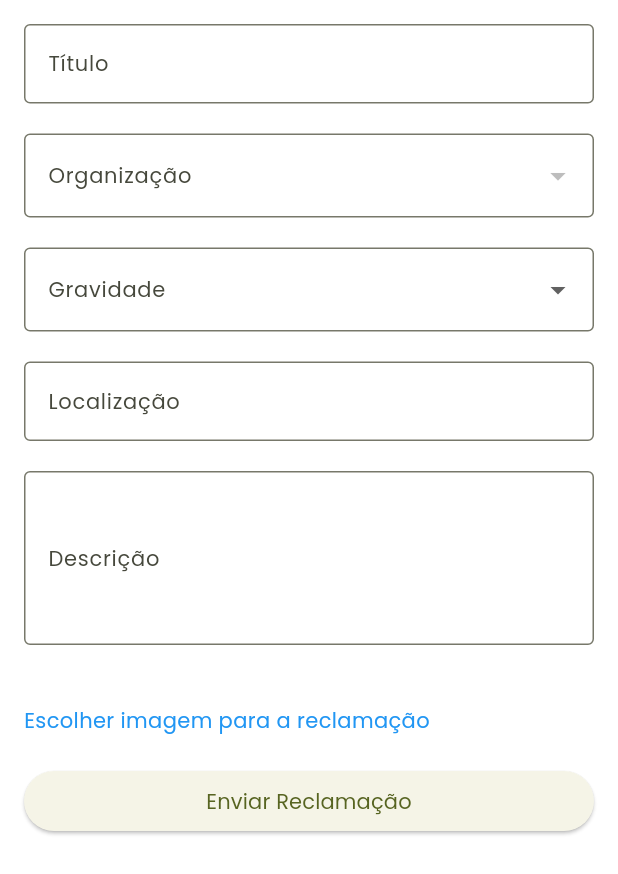
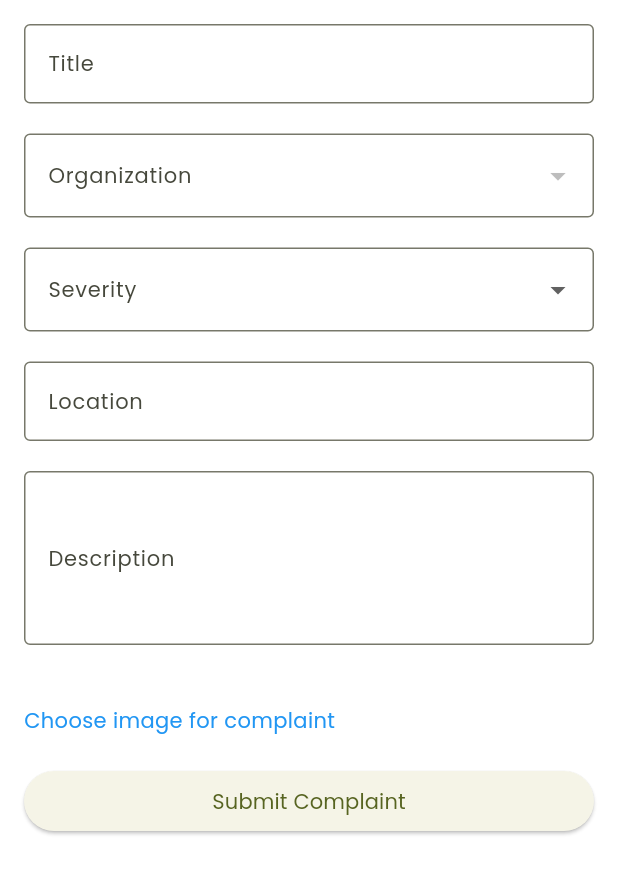
Before and after one commit to CtreeAI/Ctree, a Flutter app: the CreateComplaintPage screen opened directly, on a phone screen of 412 x 824 dp. Shown: the top 874 px of the screen. Run offline on Flutter 3.47's test engine with Material 3 defaults, Android fonts, the phone set to English and light mode, and no system bars; our stand-ins replace cached_network_image, cloud_firestore, firebase_auth, firebase_core, firebase_storage, google_fonts and 1 more; accounts and stored records are empty.

Commit message:
refactor: update labels and improve text for consistency in UI

```diff
--- a/lib/core/models/complaint_degree.dart
+++ b/lib/core/models/complaint_degree.dart
@@ -1,8 +1,8 @@
 enum ComplaintDegree {
-  low('Baixa'),
-  medium('Média'),
-  high('Alta'),
-  urgent('Urgente');
+  low('Low'),
+  medium('Medium'),
+  high('High'),
+  urgent('Urgent');
 
   const ComplaintDegree(this.label);
   final String label;
--- a/lib/pages/auth/CYO/presenter/page/CYO.dart
+++ b/lib/pages/auth/CYO/presenter/page/CYO.dart
@@ -17,13 +17,13 @@ class CYOPage extends StatelessWidget {
             children: [
               const SizedBox(height: 50),
               const TextApp(
-                label: 'Ctree',
+                label: 'CtreeAI',
                 fontSize: 24,
                 fontWeight: FontWeight.bold,
                 color: AppColors.black,
               ),
               const SizedBox(height: 20),
-              Image.asset('assets/images/logo.jpeg', height: 150),
+              Image.asset('assets/images/logo.png', height: 150),
               const SizedBox(height: 40),
 
               // Botões de Login Social
--- a/lib/pages/ctComplaint/create_complaint.dart
+++ b/lib/pages/ctComplaint/create_complaint.dart
@@ -57,7 +57,7 @@ class _CreateComplaintPageState extends State<CreateComplaintPage> {
       if (_selectedOrg == null || _selectedDegree == null) {
         ScaffoldMessenger.of(context).showSnackBar(
           const SnackBar(
-            content: Text('Por favor, selecione organização e gravidade'),
+            content: Text('Please select organization and severity'),
           ),
         );
         return;
@@ -104,7 +104,7 @@ class _CreateComplaintPageState extends State<CreateComplaintPage> {
           if (success) {
             ScaffoldMessenger.of(context).showSnackBar(
               const SnackBar(
-                content: Text('Reclamação criada com sucesso!'),
+                content: Text('Complaint created successfully!'),
               ),
             );
 
@@ -120,7 +120,7 @@ class _CreateComplaintPageState extends State<CreateComplaintPage> {
           } else {
             ScaffoldMessenger.of(context).showSnackBar(
               const SnackBar(
-                content: Text('Erro ao criar reclamação'),
+                content: Text('Error creating complaint'),
               ),
             );
           }
@@ -130,7 +130,7 @@ class _CreateComplaintPageState extends State<CreateComplaintPage> {
           Navigator.pop(context); // Close loading
           ScaffoldMessenger.of(context).showSnackBar(
             SnackBar(
-              content: Text('Erro ao criar reclamação: $e'),
+              content: Text('Error creating complaint: $e'),
             ),
           );
         }
@@ -163,12 +163,12 @@ class _CreateComplaintPageState extends State<CreateComplaintPage> {
                   TextFormField(
                     controller: _titleController,
                     decoration: const InputDecoration(
-                      labelText: 'Título',
+                      labelText: 'Title',
                       border: OutlineInputBorder(),
                     ),
                     validator: (value) {
                       if (value == null || value.isEmpty) {
-                        return 'Por favor, insira um título';
+                        return 'Please enter a title';
                       }
                       return null;
                     },
@@ -180,8 +180,7 @@ class _CreateComplaintPageState extends State<CreateComplaintPage> {
                         .map((org) => DropdownMenuItem<String>(
                               value: org['id']
                                   .toString(), // Explicitly convert to String
-                              child:
-                                  Text(org['name']?.toString() ?? 'Sem nome'),
+                              child: Text(org['name']?.toString() ?? 'No name'),
                             ))
                         .toList(),
                     onChanged: (value) {
@@ -190,12 +189,12 @@ class _CreateComplaintPageState extends State<CreateComplaintPage> {
                       });
                     },
                     decoration: const InputDecoration(
-                      labelText: 'Organização',
+                      labelText: 'Organization',
                       border: OutlineInputBorder(),
                     ),
                     validator: (value) {
                       if (value == null) {
-                        return 'Por favor, selecione uma organização';
+                        return 'Please select an organization';
                       }
                       return null;
                     },
@@ -215,12 +214,12 @@ class _CreateComplaintPageState extends State<CreateComplaintPage> {
                       });
                     },
                     decoration: const InputDecoration(
-                      labelText: 'Gravidade',
+                      labelText: 'Severity',
                       border: OutlineInputBorder(),
                     ),
                     validator: (value) {
                       if (value == null) {
-                        return 'Por favor, selecione a gravidade';
+                        return 'Please select the severity';
                       }
                       return null;
                     },
@@ -229,12 +228,12 @@ class _CreateComplaintPageState extends State<CreateComplaintPage> {
                   TextFormField(
                     controller: _locationController,
                     decoration: const InputDecoration(
-                      labelText: 'Localização',
+                      labelText: 'Location',
                       border: OutlineInputBorder(),
                     ),
                     validator: (value) {
                       if (value == null || value.isEmpty) {
-                        return 'Por favor, insira a localização';
+                        return 'Please enter the location';
                       }
                       return null;
                     },
@@ -243,13 +242,13 @@ class _CreateComplaintPageState extends State<CreateComplaintPage> {
                   TextFormField(
                     controller: _descriptionController,
                     decoration: const InputDecoration(
-                      labelText: 'Descrição',
+                      labelText: 'Description',
                       border: OutlineInputBorder(),
                     ),
                     maxLines: 4,
                     validator: (value) {
                       if (value == null || value.isEmpty) {
-                        return 'Por favor, insira uma descrição';
+                        return 'Please enter a description';
                       }
                       return null;
                     },
@@ -265,14 +264,14 @@ class _CreateComplaintPageState extends State<CreateComplaintPage> {
                       ),
                     ),
                     child: const Text(
-                      'Escolher imagem para a reclamação',
+                      'Choose image for complaint',
                       style: TextStyle(color: Colors.blue),
                     ),
                   ),
                   const SizedBox(height: 20),
                   ElevatedButton(
                     onPressed: _submitComplaint,
-                    child: const Text('Enviar Reclamação'),
+                    child: const Text('Submit Complaint'),
                   ),
                 ],
               ),
--- a/lib/pages/feed/components/list/post_list.dart
+++ b/lib/pages/feed/components/list/post_list.dart
@@ -23,7 +23,8 @@ class PostList extends StatelessWidget {
                 children: [
                   TextField(
                     decoration: InputDecoration(
-                      hintText: 'Encontre o que procura!',
+                      hintText:
+                          "Find what you're looking for with the power of AI!",
                       prefixIcon: const Icon(Icons.search),
                       filled: true,
                       fillColor: Colors.grey[200],
--- a/lib/pages/feed/components/post/post_component.dart
+++ b/lib/pages/feed/components/post/post_component.dart
@@ -31,7 +31,7 @@ class PostComponent extends StatelessWidget {
                 child: CircularProgressIndicator(),
               ),
               errorWidget: (context, url, error) => Image.asset(
-                'assets/images/mock.png',
+                'assets/images/mock.jpeg',
                 height: 200,
                 fit: BoxFit.cover,
               ),
```
Also changed, not shown: lib/pages/complaint/complaint_page.dart (+17 -18 lines), lib/pages/ctPost/create_post_page.dart (+26 -26 lines), lib/pages/dashboard/dashboard_page.dart (+6 -6 lines), lib/pages/feed/feed_page.dart (+18 -18 lines), assets/images/logo.jpeg (deleted), assets/images/logo.png (added), assets/images/mock.jpeg (added).
